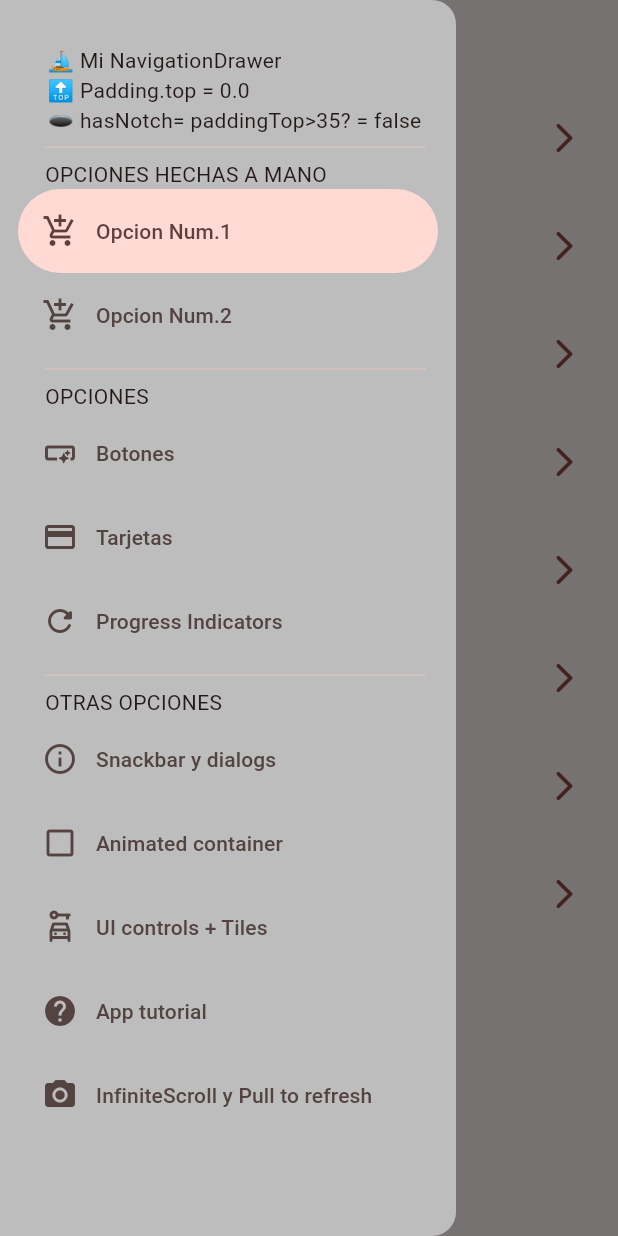
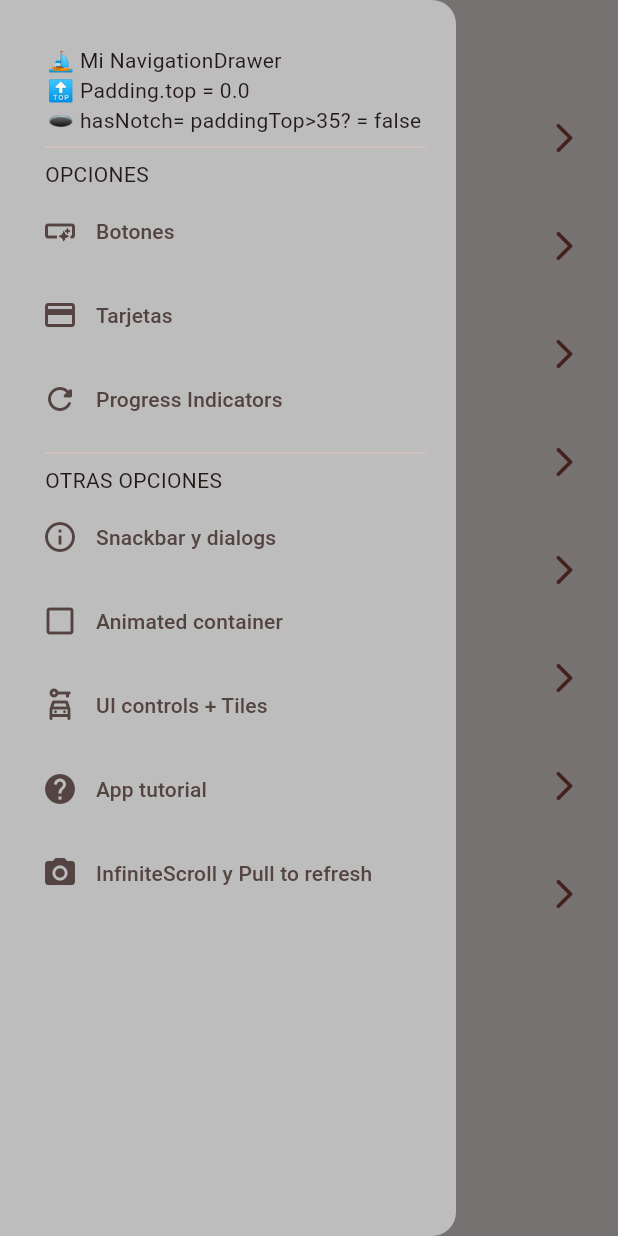
Before and after one commit to elarreglador/Flutter_Movil.widgets_app, a Flutter app: the screen it shows after launch, with the side drawer open, on a phone screen of 412 x 824 dp. Run offline on Flutter 3.47's test engine with Material 3 defaults, Android fonts, the phone set to English and light mode, and no system bars; our stand-ins replace go_router.

Commit message:
El menu desplegable lateral ya es funcional

```diff
--- a/lib/presentation/screens/home/home_screen.dart
+++ b/lib/presentation/screens/home/home_screen.dart
@@ -14,12 +14,20 @@ class HomeScreen extends StatelessWidget {
 
   @override
   Widget build(BuildContext context) {
+
+    // Estado actual del scaffold que usamos en el SideMenu
+    // para cerrar el SideMenu
+    final scaffoldKey = GlobalKey<ScaffoldState>();
+
     return Scaffold(
+      key: scaffoldKey,
       appBar: AppBar(
         title: const Text("Flutter + Material 3"),
       ),
       body: const _HomeView(),
-      drawer: const SideMenu()
+      // Al sideMenu le ennviamos el scaffoldKey para que
+      // pueda cerrarsetras enviarnos a una pagina del menu.
+      drawer: SideMenu( scaffoldKey: scaffoldKey,)
     );
   }
 }
--- a/lib/presentation/widgets/side_menu.dart
+++ b/lib/presentation/widgets/side_menu.dart
@@ -1,10 +1,17 @@
 import 'package:flutter/material.dart';
+import 'package:go_router/go_router.dart';
 import 'package:widgets_app/config/menu/menu_items.dart';
 
 // MENU LATERAL DERECHO
 
 class SideMenu extends StatefulWidget {
-  const SideMenu({super.key});
+
+  final GlobalKey<ScaffoldState> scaffoldKey;
+
+  const SideMenu({
+    super.key,
+    required this.scaffoldKey
+    });
 
   @override
   State<SideMenu> createState() => _SideMenuState();
@@ -13,7 +20,7 @@ class SideMenu extends StatefulWidget {
 class _SideMenuState extends State<SideMenu> {
 
   // opcion predeterminada del menu
-  int navDrawerIndex = 0;
+  int navDrawerIndex = 100;
 
   @override
   Widget build(BuildContext context) {
@@ -25,7 +32,7 @@ class _SideMenuState extends State<SideMenu> {
 
 
     return NavigationDrawer(
-      backgroundColor: Color.fromARGB(255, 189, 189, 189),
+      backgroundColor: const Color.fromARGB(255, 189, 189, 189),
       // opcion predeterminada del menu
       selectedIndex: navDrawerIndex,
       // cambia la opcion predeterminada al pulsar una de ellas
@@ -33,6 +40,12 @@ class _SideMenuState extends State<SideMenu> {
         setState(() {
           navDrawerIndex = value;
         });
+
+        // Cogemos el valor seleccionado y abrimos la ventana
+        var menuItem = appMenuItems[value];
+        context.push( menuItem.link );
+        // cerramos el sideMenu
+        widget.scaffoldKey.currentState?.closeDrawer();
       },
       children: [ // elementos del menu
 
@@ -47,26 +60,6 @@ class _SideMenuState extends State<SideMenu> {
         Padding(
           padding: const EdgeInsets.fromLTRB(28, 0, 16, 0), //left,top,right,bottom
           child: Text(" 🕳️ hasNotch= paddingTop>35? = $hasNotch"),
-        ),
-
-        // Barra separadora
-        const Padding(
-          padding: EdgeInsets.fromLTRB(30,0,20,0),
-          child: Divider(),
-        ),
-        const Padding(
-          padding: EdgeInsets.fromLTRB(30,0,20,0),
-          child: Text("OPCIONES HECHAS A MANO")
-        ),
-
-        // Dos opciones hechas a mano
-        const NavigationDrawerDestination(
-          icon: Icon(Icons.add_shopping_cart_outlined),
-          label: Text("Opcion Num.1")
-        ),
-        const NavigationDrawerDestination(
-          icon: Icon(Icons.add_shopping_cart_outlined),
-          label: Text("Opcion Num.2")
         ),
 
         // Barra separadora
@@ -107,6 +100,29 @@ class _SideMenuState extends State<SideMenu> {
             label: Text ( item.title)
           )
         ),
+
+        /*
+        // Barra separadora
+        const Padding(
+          padding: EdgeInsets.fromLTRB(30,0,20,0),
+          child: Divider(),
+        ),
+        const Padding(
+          padding: EdgeInsets.fromLTRB(30,0,20,0),
+          child: Text("OPCIONES HECHAS A MANO")
+        ),
+
+        // Dos opciones hechas a mano
+        const NavigationDrawerDestination(
+          icon: Icon(Icons.add_shopping_cart_outlined),
+          label: Text("Opcion Num.1")
+        ),
+        const NavigationDrawerDestination(
+          icon: Icon(Icons.add_shopping_cart_outlined),
+          label: Text("Opcion Num.2")
+        ),
+        */
+
       ],
     );
   }
```
